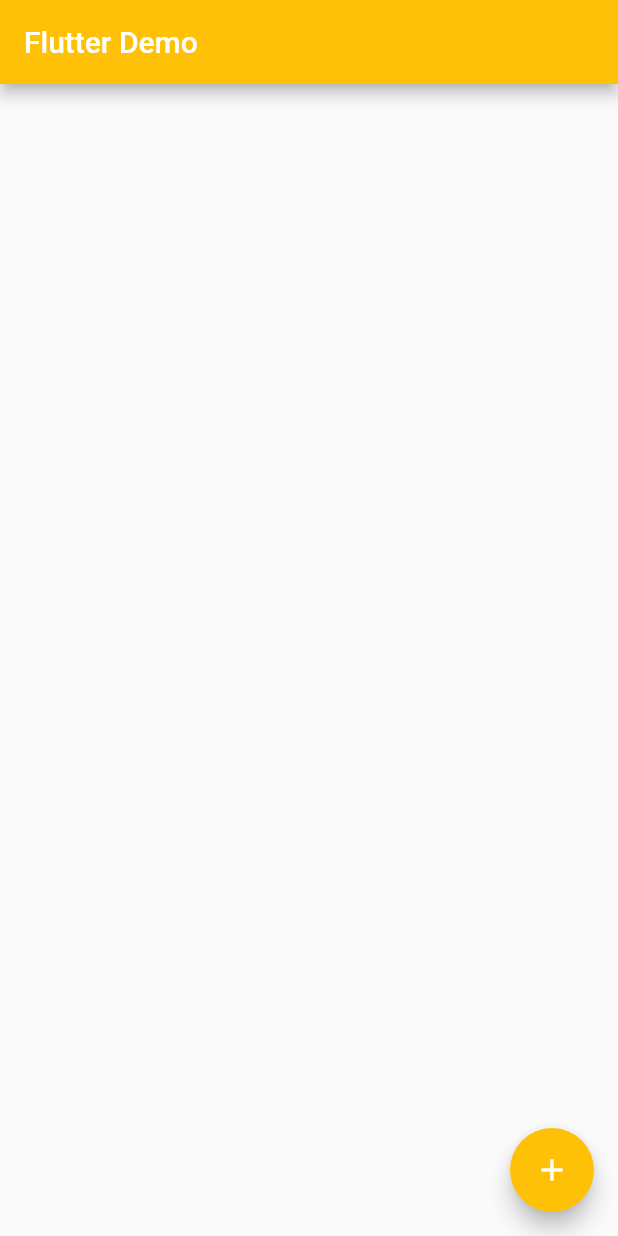
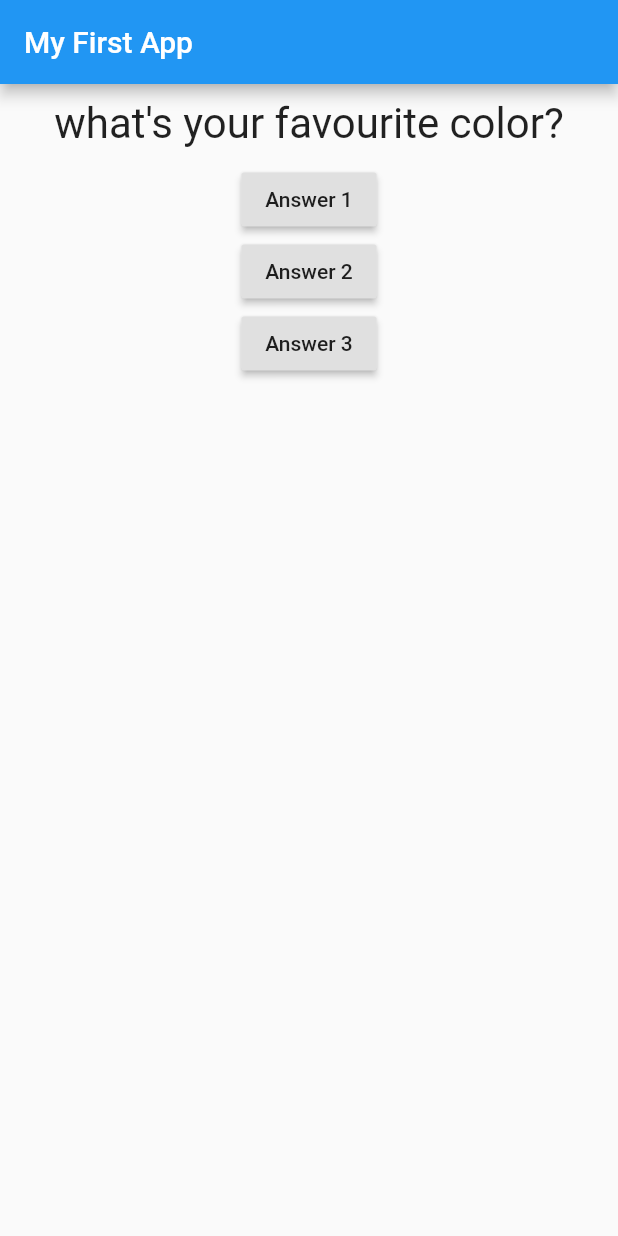
Before and after one commit to zaibniaz/Flutter, a Flutter app: the screen it shows after launch, on a phone screen of 412 x 824 dp. Run offline on Flutter 3.47's test engine with Material 2 defaults, Android fonts, the phone set to English and light mode, and no system bars.

Commit message:
learning dart and flutter basics

```diff
--- a/Flutter/lib/main.dart
+++ b/Flutter/lib/main.dart
@@ -1,37 +1,58 @@
 import 'package:flutter/material.dart';
 
-import 'roleviews/AddNewRoleScreen.dart';
+import './quesitions.dart';
 
-void main() => runApp(MaterialApp(
-  home : MyApp()
-));
+void main() => runApp(MyApp());
 
-class MyApp extends StatelessWidget {
-  // This widget is the root of your application.
+class MyApp extends StatefulWidget {
+  @override
+  State<StatefulWidget> createState() {
+    // TODO: implement createState
+    return _MyAppState();
+  }
+}
+
+class _MyAppState extends State<MyApp> {
+  var _quesitionIndex = 0;
+
+  void _answerQuesition() {
+    setState(() {
+      _quesitionIndex = _quesitionIndex + 1;
+    });
+
+    print(_quesitionIndex);
+  }
+
   @override
   Widget build(BuildContext context) {
+    var quesitionsList = [
+      "what\'s your favourite color?",
+      "what\'s your hobby?"
+    ];
 
-   return Scaffold(
-        appBar : AppBar(
-          title: Text('Flutter Demo'),
-          backgroundColor: Colors.amber,
+    return MaterialApp(
+      home: Scaffold(
+        appBar: AppBar(
+          title: Text('My First App'),
         ),
-        body: Center(
-
-
+        body: Column(
+          children: <Widget>[
+            Quesitions(quesitionsList.elementAt(_quesitionIndex)),
+            RaisedButton(
+              onPressed: _answerQuesition,
+              child: Text('Answer 1'),
+            ),
+            RaisedButton(
+              child: Text('Answer 2'),
+              onPressed: _answerQuesition,
+            ),
+            RaisedButton(
+              child: Text('Answer 3'),
+              onPressed: _answerQuesition,
+            ),
+          ],
         ),
-        floatingActionButton: FloatingActionButton(
-          onPressed: (){
-               Navigator.of(context)
-                .push(MaterialPageRoute(builder: (BuildContext context) {
-              return new AddNewRoleScreen();
-            }));
-          },
-          child: Icon(
-           Icons.add
-          ),
-          backgroundColor: Colors.amber,
-        ),
-      );
+      ),
+    );
+  }
 }
-}
--- /dev/null
+++ b/Flutter/lib/quesitions.dart
@@ -0,0 +1,19 @@
+import 'package:flutter/cupertino.dart';
+
+class Quesitions extends StatelessWidget {
+  final String quesitionText;
+
+  Quesitions(this.quesitionText);
+
+  @override
+  Widget build(BuildContext context) {
+    return Container(
+        width: double.infinity,
+        margin: EdgeInsets.all(10),
+        child: Text(
+          quesitionText,
+          style: TextStyle(fontSize: 28),
+          textAlign: TextAlign.center,
+        ));
+  }
+}
```
Also changed, not shown: Flutter/lib/roleviews/AddNewRoleScreen.dart (deleted, +0 -27 lines).
